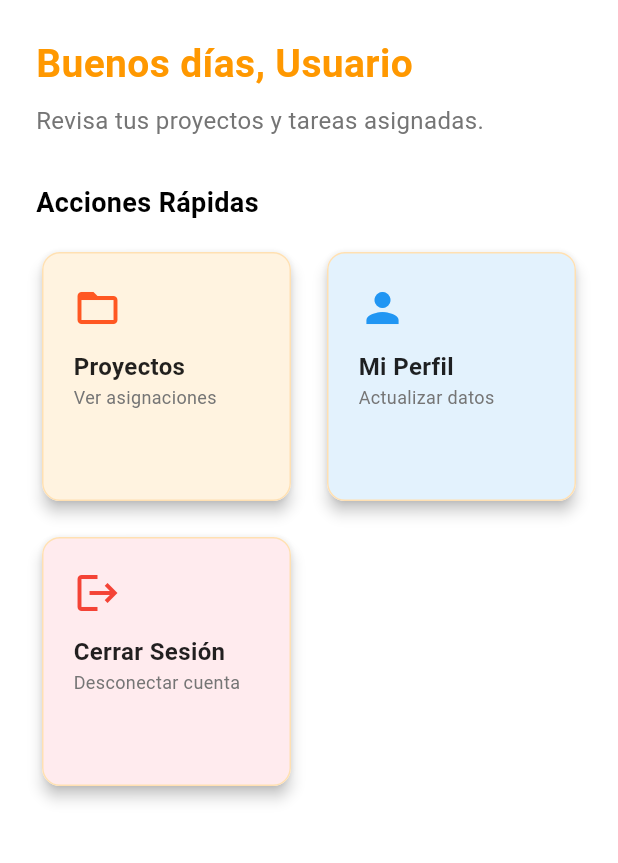
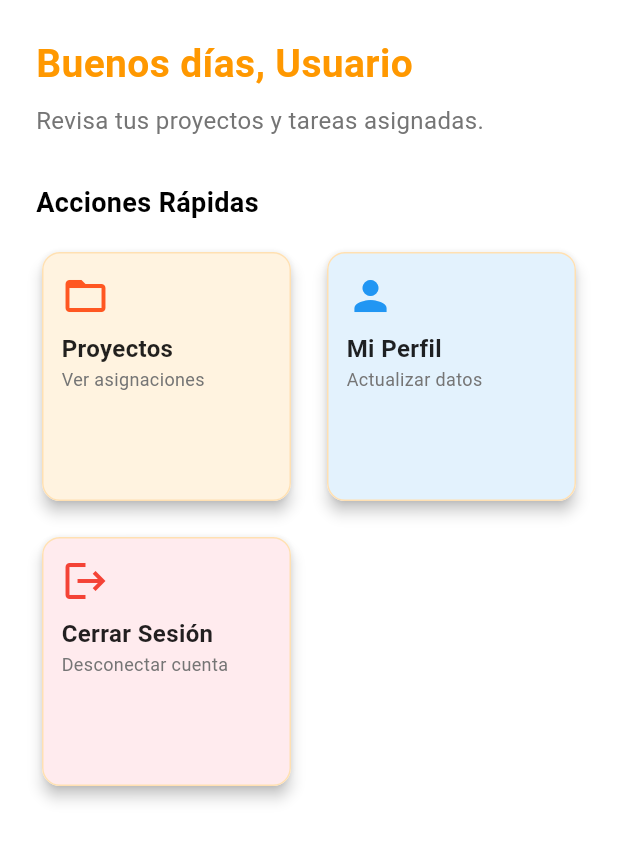
Before and after one commit to alehernandezunimet/MetroGestion, a Flutter app: the HomeScreen screen opened directly, on a phone screen of 412 x 824 dp, the part 84-947 px from its top. Run offline on Flutter 3.47's test engine with Material 3 defaults, Android fonts, the phone set to English and light mode, and no system bars; our stand-ins replace cloud_firestore, firebase_auth, firebase_core; accounts and stored records are empty.

Commit message:
vista home

```diff
--- a/lib/screens/home/home_screen.dart
+++ b/lib/screens/home/home_screen.dart
@@ -42,7 +42,6 @@ class _HomeScreenState extends State<HomeScreen> {
       if (doc.exists) {
         setState(() {
           _userRole = doc.data()?['rol'];
-          // Combinar nombre y apellido si es necesario, o solo el nombre
           final String nombre = doc.data()?['nombre'] ?? '';
           final String apellido = doc.data()?['apellido'] ?? '';
           _userName = nombre.isNotEmpty && apellido.isNotEmpty
@@ -58,7 +57,6 @@ class _HomeScreenState extends State<HomeScreen> {
         _redirectToLogin();
       }
     } catch (e) {
-      // Manejar error de Firebase o red
       _redirectToLogin();
     }
   }
@@ -76,11 +74,9 @@ class _HomeScreenState extends State<HomeScreen> {
   }
 
   void _onProfileUpdated() {
-    // Cuando el perfil se actualiza, recargamos los datos
     _fetchUserData();
   }
 
-  // --- WIDGET AÑADIDO: Construye el menú lateral (Drawer) ---
   Widget _buildDrawer(BuildContext context) {
     return Drawer(
       child: ListView(
@@ -127,7 +123,6 @@ class _HomeScreenState extends State<HomeScreen> {
     );
   }
 
-  // Helper para construir los ítems del Drawer
   Widget _buildDrawerItem(int index, IconData icon, String title) {
     return ListTile(
       leading: Icon(
@@ -149,15 +144,12 @@ class _HomeScreenState extends State<HomeScreen> {
       ),
       selected: _selectedIndex == index,
       onTap: () {
-        Navigator.of(context).pop(); // Cierra el Drawer
-        _onItemTapped(
-          index,
-        ); // Actualiza el índice y cambia el cuerpo de la pantalla
+        Navigator.of(context).pop();
+        _onItemTapped(index);
       },
     );
   }
 
-  // --- Widgets de navegación para el body (Se mantiene igual) ---
   Widget _getBodyWidget() {
     if (_isLoading) {
       return const Center(child: CircularProgressIndicator());
@@ -189,7 +181,6 @@ class _HomeScreenState extends State<HomeScreen> {
     }
   }
 
-  // --- FUNCIÓN CORREGIDA DEL DASHBOARD (Se mantiene el SingleChildScrollView) ---
   Widget _buildDashboardBody() {
     final bool isProfessor = _userRole == 'profesor';
 
@@ -198,7 +189,7 @@ class _HomeScreenState extends State<HomeScreen> {
       child: Column(
         crossAxisAlignment: CrossAxisAlignment.start,
         children: [
-          // Saludo (Queda en el medio, que es el cuerpo de la pantalla)
+          // Saludo
           Text(
             '${_getSaludo()}, ${_userName?.split(' ')[0] ?? 'Usuario'}',
             style: TextStyle(
@@ -216,14 +207,12 @@ class _HomeScreenState extends State<HomeScreen> {
           ),
           const SizedBox(height: 30),
 
-          // Título de sección
           const Text(
             'Acciones Rápidas',
             style: TextStyle(fontSize: 18, fontWeight: FontWeight.bold),
           ),
           const SizedBox(height: 16),
 
-          // Grid de Elementos
           GridView.count(
             crossAxisCount: 2,
             crossAxisSpacing: 16,
@@ -253,7 +242,7 @@ class _HomeScreenState extends State<HomeScreen> {
                 onTap: () => _onItemTapped(2),
               ),
 
-              // 3. Cerrar Sesión (Ahora navega al logout del Drawer)
+              // 3. Cerrar Sesión
               HomeGridItem(
                 title: 'Cerrar Sesión',
                 subtitle: 'Desconectar cuenta',
@@ -272,7 +261,6 @@ class _HomeScreenState extends State<HomeScreen> {
     );
   }
 
-  // --- Método de saludo (Se mantiene igual) ---
   String _getSaludo() {
     final hour = DateTime.now().hour;
     if (hour < 12) {
@@ -284,24 +272,16 @@ class _HomeScreenState extends State<HomeScreen> {
     }
   }
 
-  // --- ESTRUCTURA PRINCIPAL DEL WIDGET (Modificada) ---
   @override
   Widget build(BuildContext context) {
     return Scaffold(
-      appBar: AppBar(
-        title: const Text('METROGESTIÓN'), // Título general de la App
-        // El icono de menú (hamburguesa) aparecerá automáticamente aquí.
-        actions:
-            const [], // Quitamos el botón de logout para centralizarlo en el Drawer
-      ),
-      drawer: _buildDrawer(context), // <--- AÑADIMOS EL MENÚ LATERAL
+      appBar: AppBar(title: const Text('METROGESTIÓN'), actions: const []),
+      drawer: _buildDrawer(context),
       body: _getBodyWidget(),
-      // REMOVEMOS el bottomNavigationBar
     );
   }
 }
 
-// --- Widget para las tarjetas del Home (Se mantiene igual) ---
 class HomeGridItem extends StatelessWidget {
   final String title;
   final String subtitle;
@@ -329,7 +309,7 @@ class HomeGridItem extends StatelessWidget {
         onTap: onTap,
         borderRadius: BorderRadius.circular(12),
         child: Container(
-          padding: const EdgeInsets.all(20),
+          padding: const EdgeInsets.all(12),
           decoration: BoxDecoration(
             color: color,
             borderRadius: BorderRadius.circular(12),
@@ -339,7 +319,7 @@ class HomeGridItem extends StatelessWidget {
             crossAxisAlignment: CrossAxisAlignment.start,
             children: [
               Icon(icon, size: 32, color: iconColor),
-              const SizedBox(height: 12),
+              const SizedBox(height: 8),
               Text(
                 title,
                 style: const TextStyle(
```
